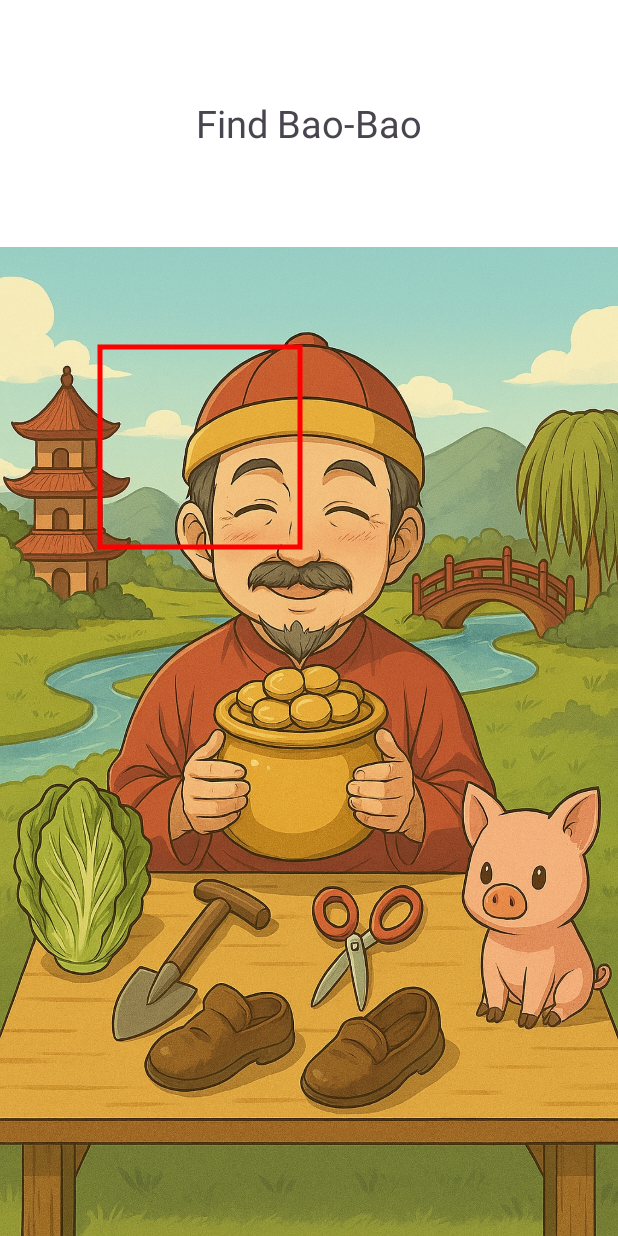
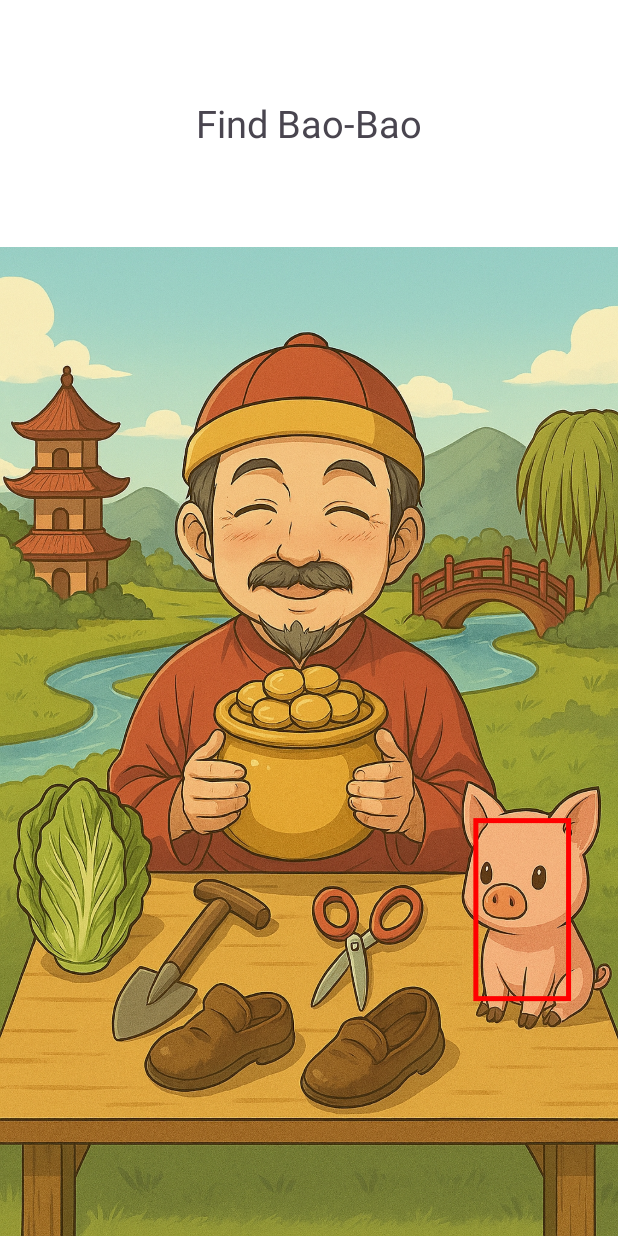
Before and after one commit to Dan-Cosci/android-game-find-object, an Android app: the fragment LevelScreen placed in its activity, after a tap on "LEVEL 1", on a phone screen of 412 x 824 dp. Run offline under Robolectric (Android 15) with nearby library versions, the light colour scheme and no system bars.

Commit message:
handling hitboxes

```diff
--- a/app/src/main/java/com/example/mobilegame/Screens/GameScreen.java
+++ b/app/src/main/java/com/example/mobilegame/Screens/GameScreen.java
@@ -1,4 +1,6 @@
 package com.example.mobilegame.Screens;
+
+import android.graphics.RectF;
 import android.os.Bundle;
 import android.view.MotionEvent;
 import android.view.View;
@@ -17,7 +19,6 @@ public class GameScreen extends Fragment {
 
     private Level currentLevel;
 
-
     public GameScreen() {
         super(R.layout.fragment_game_screen);
     }
@@ -30,35 +31,54 @@ public class GameScreen extends Fragment {
 
         ImageView img = view.findViewById(R.id.game_img);
         TextView inst = view.findViewById(R.id.game_inst);
+        DebugOverlayView debugOverlay = view.findViewById(R.id.debug_overlay);
 
-        if (inst != null) inst.setText(currentLevel.find);
-        if (img != null) {
-            img.setImageResource(currentLevel.IMG_ID
-            );
+        // UI
+        if (inst != null) {
+            inst.setText(currentLevel.find);
+        }
 
+        if (img == null || debugOverlay == null) return;
+
+        // Set image
+        img.setImageResource(currentLevel.IMG_ID);
+
+        // 👆 TOUCH (normalized coordinates)
         img.setOnTouchListener((v, event) -> {
+
             if (event.getAction() == MotionEvent.ACTION_DOWN) {
-                    float raw_x = event.getX();
-                    float raw_y = event.getY();
 
-                    float x = raw_x / img.getWidth();
-                    float y = raw_y / img.getHeight();
+                float x = event.getX() / img.getWidth();
+                float y = event.getY() / img.getHeight();
 
-                    System.out.println("x: " + x + " y: " + y);
+                System.out.println("Normalized touch: " + x + " , " + y);
 
                 return true;
             }
+
             return false;
+        });
+
+        // DRAW HITBOX (wait until view is ready)
+        img.post(() -> {
+
+            RectF r = currentLevel.points; // normalized rect (0–1)
+
+            float w = img.getWidth();
+            float h = img.getHeight();
+
+            RectF scaled = new RectF(
+                    r.left * w,
+                    r.top * h,
+                    r.right * w,
+                    r.bottom * h
+            );
+
+            debugOverlay.setRect(scaled);
         });
     }
 
-        DebugOverlayView debug_overlay = view.findViewById(R.id.debug_overlay);
-        if (debug_overlay != null) {
-            debug_overlay.setRect(currentLevel.points);
+    public void setLevel(Level level) {
+        this.currentLevel = level;
     }
 }
-
-    public void setLevel(Level level){
-        currentLevel = level;
-    }
-}
--- a/app/src/main/java/com/example/mobilegame/Util/Level.java
+++ b/app/src/main/java/com/example/mobilegame/Util/Level.java
@@ -7,9 +7,9 @@ import com.example.mobilegame.R;
 
 public enum Level {
 
-    LEVEL_1(R.drawable.final_lvl_1, "Find Bao-Bao", new RectF(100,100,300,300)),
-    LEVEL_2(R.drawable.final_lvl_2, "Find The woman with the yellow scraf", new RectF(100,100,300,300)),
-    LEVEL_3(R.drawable.final_lvl_3, "Find the yellow book", new RectF(100,100,300,300));
+    LEVEL_1(R.drawable.final_lvl_1, "Find Bao-Bao", new RectF(0.77f,0.58f,0.92f,0.76f)),
+    LEVEL_2(R.drawable.final_lvl_2, "Find The woman with the yellow scraf", new RectF(0.77f,0.58f,0.92f,0.76f)),
+    LEVEL_3(R.drawable.final_lvl_3, "Find the yellow book", new RectF(0.77f,0.58f,0.92f,0.76f));
 
 
     public final int IMG_ID;
```
Lines whose indentation alone changed are shown as unchanged.
